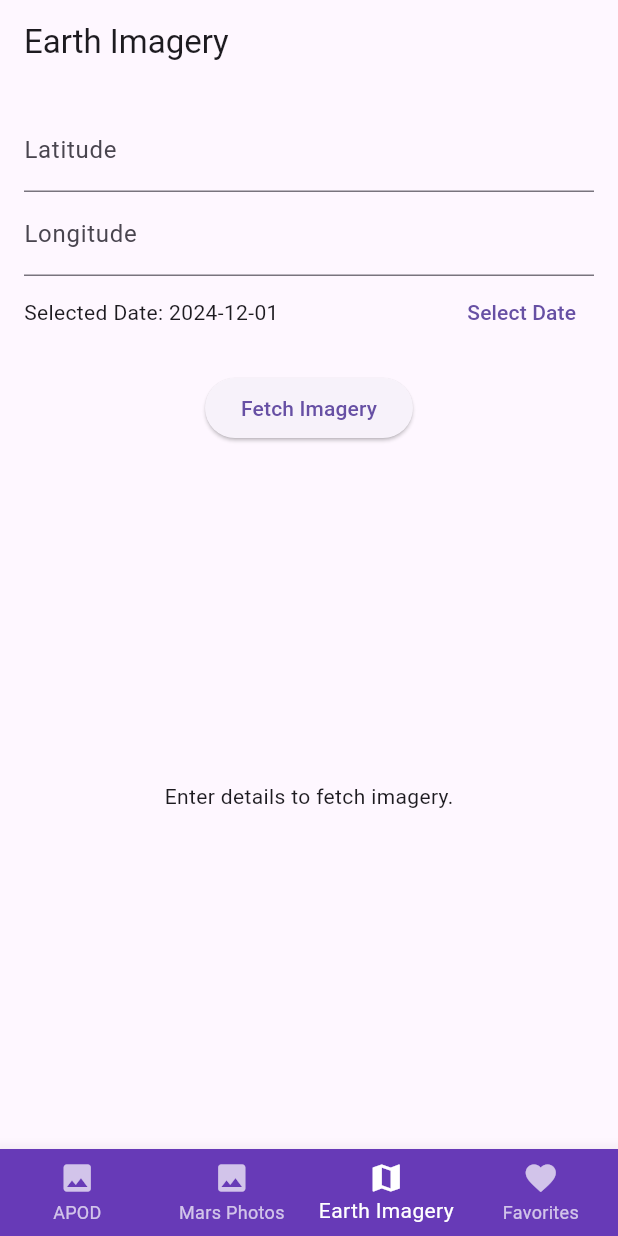
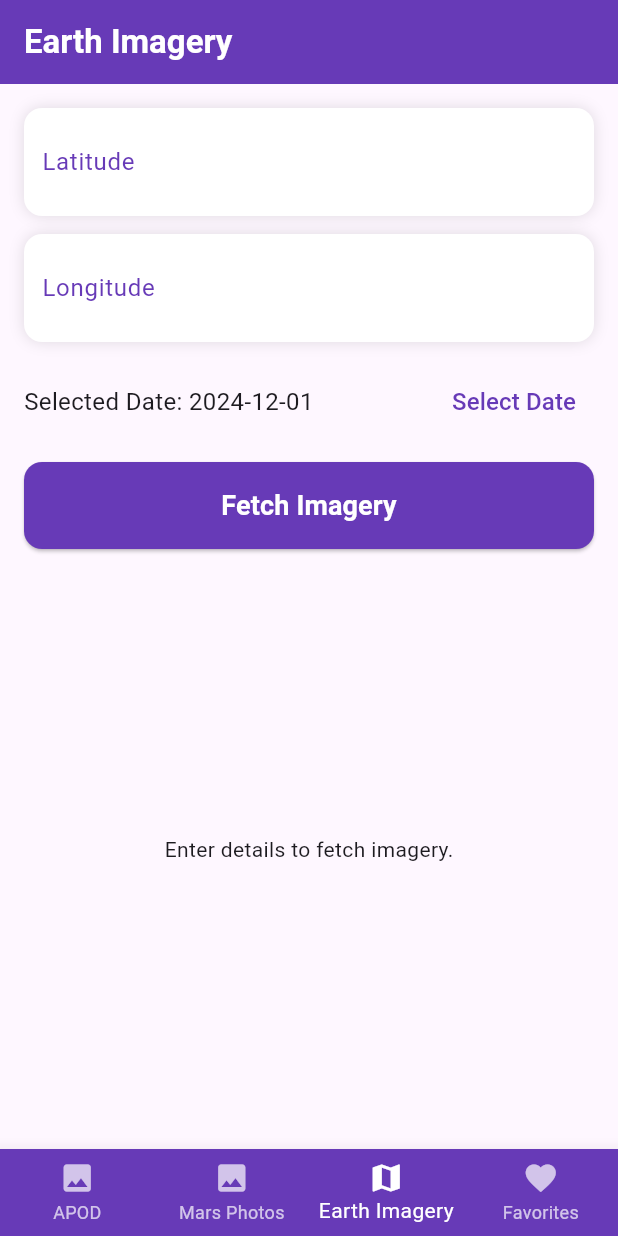
Before and after one commit to singhprashant1/nasa, a Flutter app: the screen it shows after launch, item 3 of the bottom bar chosen, on a phone screen of 412 x 824 dp. Run offline on Flutter 3.47's test engine with Material 3 defaults, Android fonts, the phone set to English and light mode, and no system bars; our stand-ins replace bloc, flutter_bloc, photo_view, sqflite; accounts and stored records are empty; network calls fail.

Commit message:
CR Prashant : caching and UI changes added

```diff
--- a/lib/feature/earth/Presentation/earth_imagery_screen.dart
+++ b/lib/feature/earth/Presentation/earth_imagery_screen.dart
@@ -20,26 +20,41 @@ class _EarthImageryScreenState extends State<EarthImageryScreen> {
   @override
   Widget build(BuildContext context) {
     return Scaffold(
-      appBar: AppBar(title: Text('Earth Imagery')),
+      appBar: AppBar(
+        title: Text(
+          'Earth Imagery',
+          style: TextStyle(fontSize: 22, fontWeight: FontWeight.bold, color: Colors.white),
+        ),
+        backgroundColor: Colors.deepPurple,
+      ),
       body: Padding(
         padding: const EdgeInsets.all(16.0),
         child: Column(
+          crossAxisAlignment: CrossAxisAlignment.stretch, // Ensure elements are stretched
           children: [
-            TextField(
+            // Latitude Input
+            _buildTextField(
               controller: _latitudeController,
-              decoration: InputDecoration(labelText: 'Latitude'),
+              label: 'Latitude',
               keyboardType: TextInputType.numberWithOptions(decimal: true),
             ),
-            TextField(
+            SizedBox(height: 12),
+
+            // Longitude Input
+            _buildTextField(
               controller: _longitudeController,
-              decoration: InputDecoration(labelText: 'Longitude'),
+              label: 'Longitude',
               keyboardType: TextInputType.numberWithOptions(decimal: true),
             ),
+            SizedBox(height: 16),
+
+            // Date Picker
             Row(
               children: [
                 Expanded(
                   child: Text(
                     'Selected Date: ${_selectedDate.toLocal().toIso8601String().split('T')[0]}',
+                    style: TextStyle(fontSize: 16),
                   ),
                 ),
                 TextButton(
@@ -56,12 +71,16 @@ class _EarthImageryScreenState extends State<EarthImageryScreen> {
                       });
                     }
                   },
-                  child: Text('Select Date'),
+                  child: Text(
+                    'Select Date',
+                    style: TextStyle(color: Colors.deepPurple, fontSize: 16),
+                  ),
                 ),
               ],
             ),
+            SizedBox(height: 16),
 
-            SizedBox(height: 16),
+            // Fetch Imagery Button
             ElevatedButton(
               onPressed: () {
                 final latitude = double.tryParse(_latitudeController.text);
@@ -77,9 +96,19 @@ class _EarthImageryScreenState extends State<EarthImageryScreen> {
                   );
                 }
               },
-              child: Text('Fetch Imagery'),
+              style: ElevatedButton.styleFrom(
+                backgroundColor: Colors.deepPurple,
+                padding: EdgeInsets.symmetric(vertical: 16),
+                shape: RoundedRectangleBorder(borderRadius: BorderRadius.circular(12)),
+              ),
+              child: Text(
+                'Fetch Imagery',
+                style: TextStyle(fontSize: 18, fontWeight: FontWeight.bold,color: Colors.white),
+              ),
             ),
             SizedBox(height: 16),
+
+            // Earth Imagery Display
             Expanded(
               child: BlocBuilder<EarthImageryBloc, EarthImageryState>(
                 builder: (context, state) {
@@ -123,9 +152,10 @@ class _EarthImageryScreenState extends State<EarthImageryScreen> {
                                   ),
                                 );
                               },
-                              child: Icon(Icons.favorite_border,
+                              child: Icon(
+                                Icons.favorite_border,
                                 color: Colors.redAccent,
-                                size: 30,
+                                size: 32,
                               ),
                             ),
                           ),
@@ -145,4 +175,29 @@ class _EarthImageryScreenState extends State<EarthImageryScreen> {
       ),
     );
   }
+
+  // Reusable TextField Widget for input fields
+  Widget _buildTextField({
+    required TextEditingController controller,
+    required String label,
+    required TextInputType keyboardType,
+  }) {
+    return Container(
+      decoration: BoxDecoration(
+        color: Colors.white,
+        borderRadius: BorderRadius.circular(12),
+        boxShadow: [BoxShadow(color: Colors.black12, blurRadius: 8)],
+      ),
+      child: TextField(
+        controller: controller,
+        decoration: InputDecoration(
+          labelText: label,
+          labelStyle: TextStyle(color: Colors.deepPurple, fontSize: 16),
+          border: InputBorder.none,
+          contentPadding: EdgeInsets.symmetric(vertical: 16, horizontal: 12),
+        ),
+        keyboardType: keyboardType,
+      ),
+    );
+  }
 }
```
